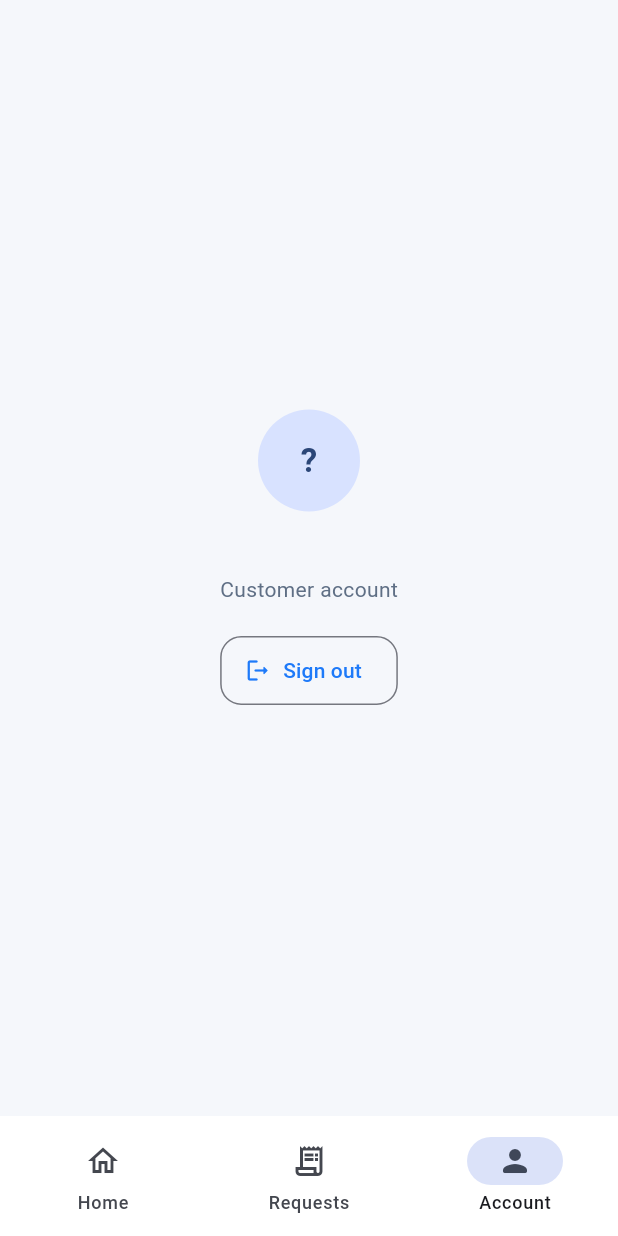
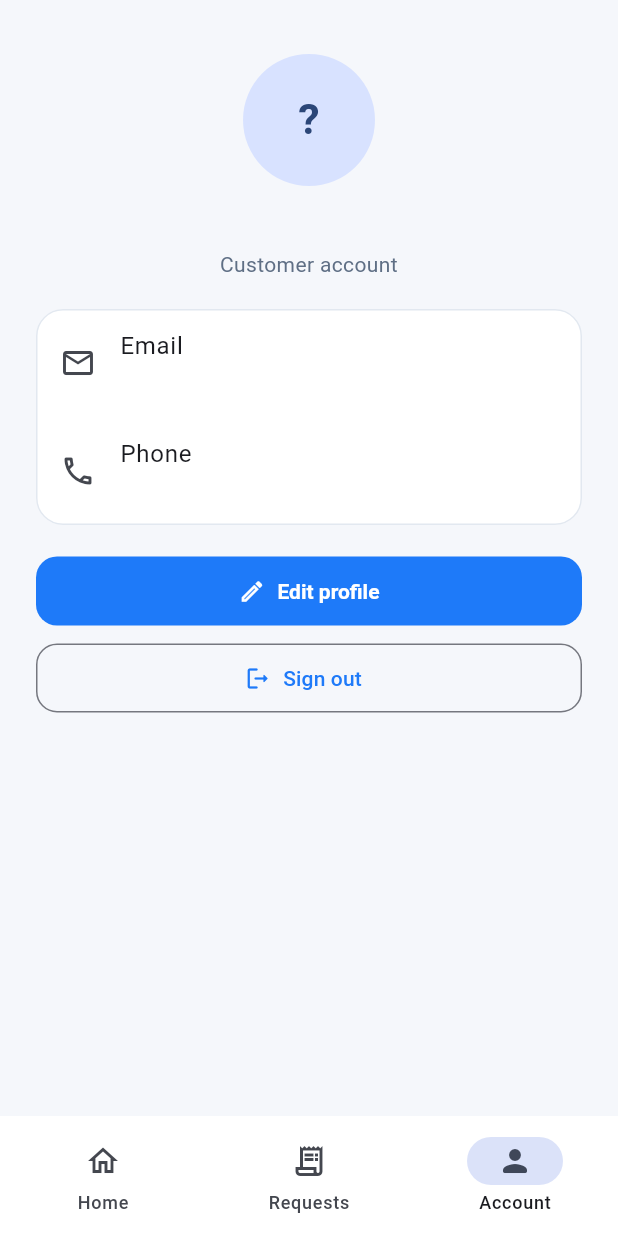
Before and after one commit to dariusagbon/fixNear, a Flutter app: the screen it shows once a user with an empty profile is signed in, item 3 of the bottom bar chosen, on a phone screen of 412 x 824 dp. Run offline on Flutter 3.47's test engine with Material 3 defaults, Android fonts, the phone set to English and light mode, and no system bars; our stand-ins replace cached_network_image, cloud_firestore, firebase_auth, firebase_core, geolocator, image_picker; accounts and stored records are empty.

Commit message:
Let customers edit their profile and upload a Cloudinary profile picture
- New Edit profile screen: change name and phone, add/change/remove a
  profile photo from the gallery or camera (gallery only on web), with
  a local preview before saving.
- Photos upload to Cloudinary through an unsigned upload preset,
  configured via --dart-define (CLOUDINARY_CLOUD_NAME,
  CLOUDINARY_UPLOAD_PRESET); no API secret is shipped. Images are
  resized client-side and capped at 5 MB.
- Avatars render through a face-cropped, auto-format Cloudinary
  transformation, with an initials fallback. The customer Account tab
  now shows the photo, email and phone, and the home header shows the
  avatar.
- Firestore rules: users/{uid} updates now validate name (1-80 chars),
  phone (<= 20 chars) and require photoUrl to be null or a
  res.cloudinary.com URL. Verified against the Firestore emulator.
- iOS photo library/camera usage strings and macOS file-access
  entitlements for image picking.
- README: Cloudinary setup instructions.
- Tests for the upload service, the edit-profile flow, validation and
  the account tab.

Co-Authored-By: Claude Opus 5.5 <noreply@anthropic.com>
Claude-Session: https://claude.ai/code/session_01LjKH1D6dJk8N5WQhfFmWE6

````diff
--- /dev/null
+++ b/lib/core/services/cloudinary_service.dart
@@ -0,0 +1,110 @@
+import 'dart:convert';
+import 'dart:typed_data';
+
+import 'package:http/http.dart' as http;
+
+/// Uploads images and returns their public HTTPS URL.
+abstract interface class ImageUploader {
+  bool get isConfigured;
+
+  Future<String> uploadImage({
+    required Uint8List bytes,
+    required String fileName,
+    required String folder,
+  });
+}
+
+/// Uploads images to Cloudinary with an *unsigned* upload preset.
+///
+/// Configure it at build time so no secrets live in source control:
+///
+/// ```sh
+/// flutter run \
+///   --dart-define=CLOUDINARY_CLOUD_NAME=your-cloud \
+///   --dart-define=CLOUDINARY_UPLOAD_PRESET=your-unsigned-preset
+/// ```
+///
+/// Never ship the Cloudinary API secret in the app; unsigned presets exist so
+/// that clients can upload without it.
+class CloudinaryService implements ImageUploader {
+  CloudinaryService({
+    http.Client? client,
+    String? cloudName,
+    String? uploadPreset,
+  }) : _client = client ?? http.Client(),
+       _cloudName = cloudName ?? _defaultCloudName,
+       _uploadPreset = uploadPreset ?? _defaultUploadPreset;
+
+  static const _defaultCloudName = String.fromEnvironment(
+    'CLOUDINARY_CLOUD_NAME',
+  );
+  static const _defaultUploadPreset = String.fromEnvironment(
+    'CLOUDINARY_UPLOAD_PRESET',
+  );
+
+  /// Largest image accepted before upload, in bytes.
+  static const maxUploadBytes = 5 * 1024 * 1024;
+
+  final http.Client _client;
+  final String _cloudName;
+  final String _uploadPreset;
+
+  @override
+  bool get isConfigured => _cloudName.isNotEmpty && _uploadPreset.isNotEmpty;
+
+  @override
+  Future<String> uploadImage({
+    required Uint8List bytes,
+    required String fileName,
+    required String folder,
+  }) async {
+    if (!isConfigured) {
+      throw StateError('Photo uploads are not set up for this app yet.');
+    }
+    if (bytes.isEmpty) {
+      throw ArgumentError('Choose an image to upload.');
+    }
+    if (bytes.length > maxUploadBytes) {
+      throw ArgumentError('Choose an image smaller than 5 MB.');
+    }
+
+    final request =
+        http.MultipartRequest(
+            'POST',
+            Uri.https('api.cloudinary.com', '/v1_1/$_cloudName/image/upload'),
+          )
+          ..fields['upload_preset'] = _uploadPreset
+          ..fields['folder'] = folder
+          ..files.add(
+            http.MultipartFile.fromBytes('file', bytes, filename: fileName),
+          );
+
+    final http.Response response;
+    try {
+      response = await http.Response.fromStream(await _client.send(request));
+    } catch (_) {
+      throw StateError('Could not upload the photo. Check your connection.');
+    }
+
+    if (response.statusCode != 200) {
+      throw StateError('Cloudinary rejected the photo upload.');
+    }
+    final body = jsonDecode(response.body);
+    final url = body is Map<String, dynamic> ? body['secure_url'] : null;
+    if (url is! String || !url.startsWith('https://')) {
+      throw StateError('Cloudinary returned an unexpected response.');
+    }
+    return url;
+  }
+}
+
+/// Returns a Cloudinary delivery URL resized and face-cropped to a square of
+/// [size] pixels. URLs from other hosts are returned unchanged.
+String cloudinaryAvatarUrl(String url, {int size = 256}) {
+  const marker = '/image/upload/';
+  if (!url.contains('res.cloudinary.com') || !url.contains(marker)) return url;
+  return url.replaceFirst(
+    marker,
+    '${marker}c_fill,g_face,w_$size,h_$size,q_auto,f_auto/',
+  );
+}
--- /dev/null
+++ b/lib/core/widgets/profile_avatar.dart
@@ -0,0 +1,46 @@
+import 'package:cached_network_image/cached_network_image.dart';
+import 'package:flutter/material.dart';
+
+import '../services/cloudinary_service.dart';
+import '../utils/formatters.dart';
+
+/// Circular profile picture that falls back to the user's initials.
+class ProfileAvatar extends StatelessWidget {
+  const ProfileAvatar({
+    required this.name,
+    this.photoUrl,
+    this.radius = 20,
+    super.key,
+  });
+
+  final String name;
+  final String? photoUrl;
+  final double radius;
+
+  @override
+  Widget build(BuildContext context) {
+    final initials = Text(
+      initialsFor(name),
+      style: TextStyle(fontSize: radius * 0.65, fontWeight: FontWeight.w700),
+    );
+    final url = photoUrl;
+    if (url == null || url.isEmpty) {
+      return CircleAvatar(radius: radius, child: initials);
+    }
+    final pixels = (radius * 2 * MediaQuery.devicePixelRatioOf(context))
+        .round();
+    return CircleAvatar(
+      radius: radius,
+      child: ClipOval(
+        child: CachedNetworkImage(
+          imageUrl: cloudinaryAvatarUrl(url, size: pixels),
+          width: radius * 2,
+          height: radius * 2,
+          fit: BoxFit.cover,
+          placeholder: (_, _) => initials,
+          errorWidget: (_, _, _) => initials,
+        ),
+      ),
+    );
+  }
+}
--- a/lib/features/auth/auth_gate.dart
+++ b/lib/features/auth/auth_gate.dart
@@ -4,6 +4,7 @@ import 'package:flutter/material.dart';
 import '../../core/models/app_user.dart';
 import '../../core/models/marketplace_models.dart';
 import '../../core/services/auth_service.dart';
+import '../../core/services/cloudinary_service.dart';
 import '../../core/services/marketplace_service.dart';
 import '../customer/customer_marketplace_screen.dart';
 import '../provider/provider_home_screen.dart';
@@ -18,6 +19,7 @@ class AuthGate extends StatefulWidget {
 class _AuthGateState extends State<AuthGate> {
   final AuthService _authService = AuthService();
   final MarketplaceRepository _marketplace = FirestoreMarketplaceRepository();
+  final ImageUploader _imageUploader = CloudinaryService();
   late final Stream<User?> _authStateChanges = _authService.authStateChanges();
 
   @override
@@ -74,6 +76,15 @@ class _AuthGateState extends State<AuthGate> {
                 customerName: profile.name,
                 repository: _marketplace,
                 onSignOut: _authService.signOut,
+                profile: profile,
+                imageUploader: _imageUploader,
+                onSaveProfile: ({required name, phone, photoUrl}) =>
+                    _authService.updateProfile(
+                      uid: profile.id,
+                      name: name,
+                      phone: phone,
+                      photoUrl: photoUrl,
+                    ),
               ),
               UserRole.provider => ProviderHomeScreen(
                 providerUid: profile.id,
--- a/lib/features/customer/customer_marketplace_screen.dart
+++ b/lib/features/customer/customer_marketplace_screen.dart
@@ -1,12 +1,16 @@
 import 'package:flutter/material.dart';
 import 'package:geolocator/geolocator.dart';
 
+import '../../core/models/app_user.dart';
 import '../../core/models/marketplace_models.dart';
+import '../../core/services/cloudinary_service.dart';
 import '../../core/services/marketplace_service.dart';
 import '../../core/theme/app_theme.dart';
 import '../../core/utils/formatters.dart';
+import '../../core/widgets/profile_avatar.dart';
 import '../../core/widgets/status_chip.dart';
 import '../messaging/job_chat_sheet.dart';
+import '../profile/edit_profile_screen.dart';
 
 class CustomerMarketplaceScreen extends StatefulWidget {
   const CustomerMarketplaceScreen({
@@ -14,6 +18,10 @@ class CustomerMarketplaceScreen extends StatefulWidget {
     required this.customerName,
     required this.repository,
     this.onSignOut,
+    this.profile,
+    this.imageUploader,
+    this.onSaveProfile,
+    this.pickPhoto = pickPhotoWithImagePicker,
     super.key,
   });
 
@@ -21,6 +29,13 @@ class CustomerMarketplaceScreen extends StatefulWidget {
   final String customerName;
   final MarketplaceRepository repository;
   final Future<void> Function()? onSignOut;
+
+  /// The signed-in customer's profile. Profile editing is available when this,
+  /// [imageUploader] and [onSaveProfile] are all provided.
+  final AppUser? profile;
+  final ImageUploader? imageUploader;
+  final ProfileSaver? onSaveProfile;
+  final PhotoPicker pickPhoto;
 
   @override
   State<CustomerMarketplaceScreen> createState() =>
@@ -88,6 +103,15 @@ class _CustomerMarketplaceScreenState extends State<CustomerMarketplaceScreen> {
                 tooltip: 'My requests',
                 onPressed: () => setState(() => _selectedTab = 1),
                 icon: const Icon(Icons.notifications_none_rounded),
+              ),
+              IconButton(
+                tooltip: 'Account',
+                onPressed: () => setState(() => _selectedTab = 2),
+                icon: ProfileAvatar(
+                  name: widget.customerName,
+                  photoUrl: widget.profile?.photoUrl,
+                  radius: 16,
+                ),
               ),
             ],
           ),
@@ -310,30 +334,59 @@ class _CustomerMarketplaceScreenState extends State<CustomerMarketplaceScreen> {
   }
 
   Widget _buildAccount() {
-    return Center(
-      child: Padding(
+    final profile = widget.profile;
+    final canEdit =
+        profile != null &&
+        widget.imageUploader != null &&
+        widget.onSaveProfile != null;
+    final textTheme = Theme.of(context).textTheme;
+    return ContentWidth(
+      maxWidth: 480,
+      child: ListView(
         padding: const EdgeInsets.all(24),
-        child: Column(
-          mainAxisSize: MainAxisSize.min,
         children: [
-            CircleAvatar(
-              radius: 34,
-              child: Text(
-                initialsFor(widget.customerName),
-                style: const TextStyle(
-                  fontSize: 22,
-                  fontWeight: FontWeight.w700,
-                ),
+          const SizedBox(height: 12),
+          Center(
+            child: ProfileAvatar(
+              name: widget.customerName,
+              photoUrl: profile?.photoUrl,
+              radius: 44,
             ),
           ),
           const SizedBox(height: 12),
           Text(
             widget.customerName,
-              style: Theme.of(context).textTheme.titleLarge,
+            textAlign: TextAlign.center,
+            style: textTheme.titleLarge,
           ),
           const SizedBox(height: 4),
-            const Text('Customer account'),
+          const Text('Customer account', textAlign: TextAlign.center),
           const SizedBox(height: 20),
+          if (profile != null)
+            Card(
+              child: Column(
+                children: [
+                  ListTile(
+                    leading: const Icon(Icons.email_outlined),
+                    title: const Text('Email'),
+                    subtitle: Text(profile.email),
+                  ),
+                  ListTile(
+                    leading: const Icon(Icons.phone_outlined),
+                    title: const Text('Phone'),
+                    subtitle: Text(profile.phone ?? 'Not added'),
+                  ),
+                ],
+              ),
+            ),
+          const SizedBox(height: 20),
+          if (canEdit)
+            FilledButton.icon(
+              onPressed: () => _openEditProfile(profile),
+              icon: const Icon(Icons.edit_outlined),
+              label: const Text('Edit profile'),
+            ),
+          const SizedBox(height: 10),
           if (widget.onSignOut != null)
             OutlinedButton.icon(
               onPressed: widget.onSignOut,
@@ -341,6 +394,18 @@ class _CustomerMarketplaceScreenState extends State<CustomerMarketplaceScreen> {
               label: const Text('Sign out'),
             ),
         ],
+      ),
+    );
+  }
+
+  void _openEditProfile(AppUser profile) {
+    Navigator.of(context).push(
+      MaterialPageRoute<void>(
+        builder: (_) => EditProfileScreen(
+          profile: profile,
+          uploader: widget.imageUploader!,
+          onSave: widget.onSaveProfile!,
+          pickPhoto: widget.pickPhoto,
         ),
       ),
     );
--- a/pubspec.yaml
+++ b/pubspec.yaml
@@ -46,6 +46,8 @@ dependencies:
   permission_handler: ^13.0.2
   cached_network_image: ^4.0.2
   google_maps_flutter: ^2.18.2
+  image_picker: ^1.2.3
+  http: ^1.6.0
 
 dev_dependencies:
   flutter_test:
````
Also changed, not shown: lib/core/services/auth_service.dart (+18 -0 lines), lib/features/profile/edit_profile_screen.dart (added, +304 -0 lines), pubspec.lock, 12 other files. Lines whose indentation alone changed are shown as unchanged.
